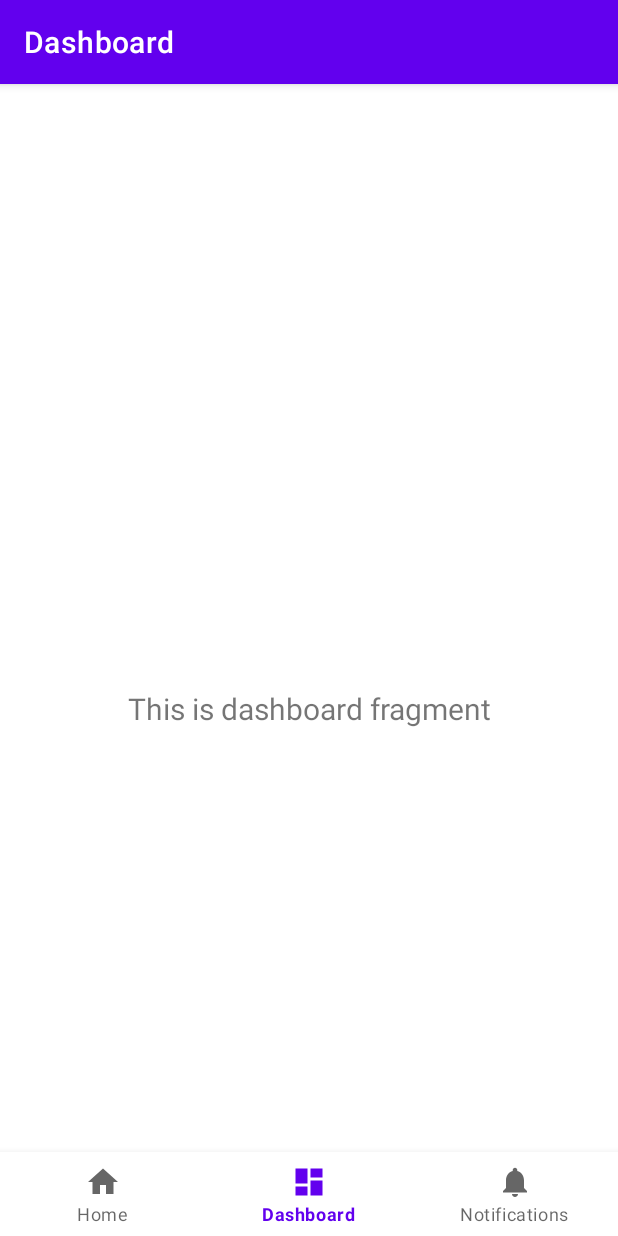
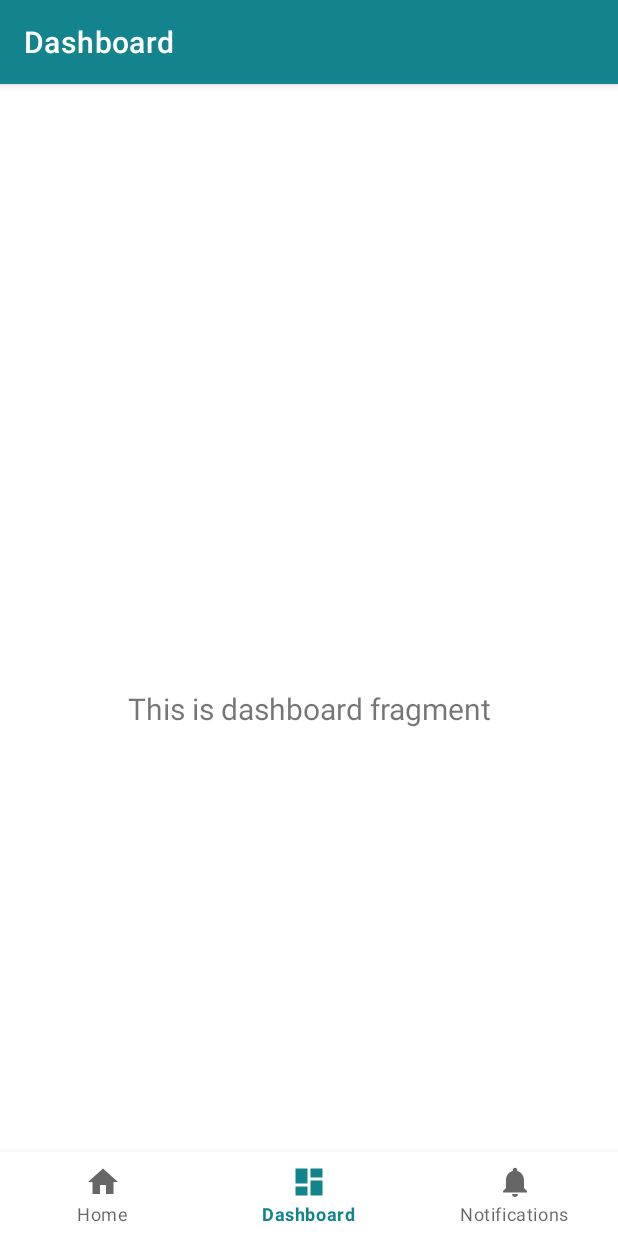
Before and after one commit to SEP4X-S22/Android, an Android app: the screen it shows after launch once a user with an empty profile is signed in (MainActivity), item 2 of the bottom bar chosen, on a phone screen of 412 x 824 dp. Run offline under Robolectric (Android 15) with nearby library versions, the phone set to English and light mode, and no system bars; our stand-ins replace Firebase (no records; nobody signed in at launch, a user with empty details on screens opened directly), navigation-ui; libraries missing offline, so code that uses them is left out: com.firebase.ui, okhttp3.internal.annotations.

Commit message:
small UI changes

```diff
--- a/app/src/main/res/values-night/themes.xml
+++ b/app/src/main/res/values-night/themes.xml
@@ -2,8 +2,8 @@
     <!-- Base application theme. -->
     <style name="Theme.APharma" parent="Theme.MaterialComponents.DayNight.DarkActionBar">
         <!-- Primary brand color. -->
-        <item name="colorPrimary">@color/purple_200</item>
-        <item name="colorPrimaryVariant">@color/purple_700</item>
+        <item name="colorPrimary">@color/blueblue1</item>
+        <item name="colorPrimaryVariant">@color/blueblue2</item>
         <item name="colorOnPrimary">@color/black</item>
         <!-- Secondary brand color. -->
         <item name="colorSecondary">@color/teal_200</item>
--- a/app/src/main/res/values/colors.xml
+++ b/app/src/main/res/values/colors.xml
@@ -9,4 +9,13 @@
     <color name="white">#FFFFFFFF</color>
     <color name="greylighter">#5C6767</color>
     <color name="grey">#72707677</color>
+
+    <color name="blueblue1">#13848E</color>
+    <color name="blueblue2">#08656E</color>
+    <color name="coral1">#F95148</color>
+    <color name="coral2">#FF736C</color>
+    <color name="gold1">#F9BF48</color>
+    <color name="gold2">#F9ED48</color>
+    <color name="someKindOfMagenta">#E84363</color>
+
 </resources>
--- a/app/src/main/res/values/themes.xml
+++ b/app/src/main/res/values/themes.xml
@@ -2,8 +2,8 @@
     <!-- Base application theme. -->
     <style name="Theme.APharma" parent="Theme.MaterialComponents.DayNight.DarkActionBar">
         <!-- Primary brand color. -->
-        <item name="colorPrimary">@color/purple_500</item>
-        <item name="colorPrimaryVariant">@color/purple_700</item>
+        <item name="colorPrimary">@color/blueblue1</item>
+        <item name="colorPrimaryVariant">@color/blueblue2</item>
         <item name="colorOnPrimary">@color/white</item>
         <!-- Secondary brand color. -->
         <item name="colorSecondary">@color/teal_200</item>
```
Also changed, not shown: app/src/main/res/drawable/ic_baseline_list_24.xml (added, +10 -0 lines).
